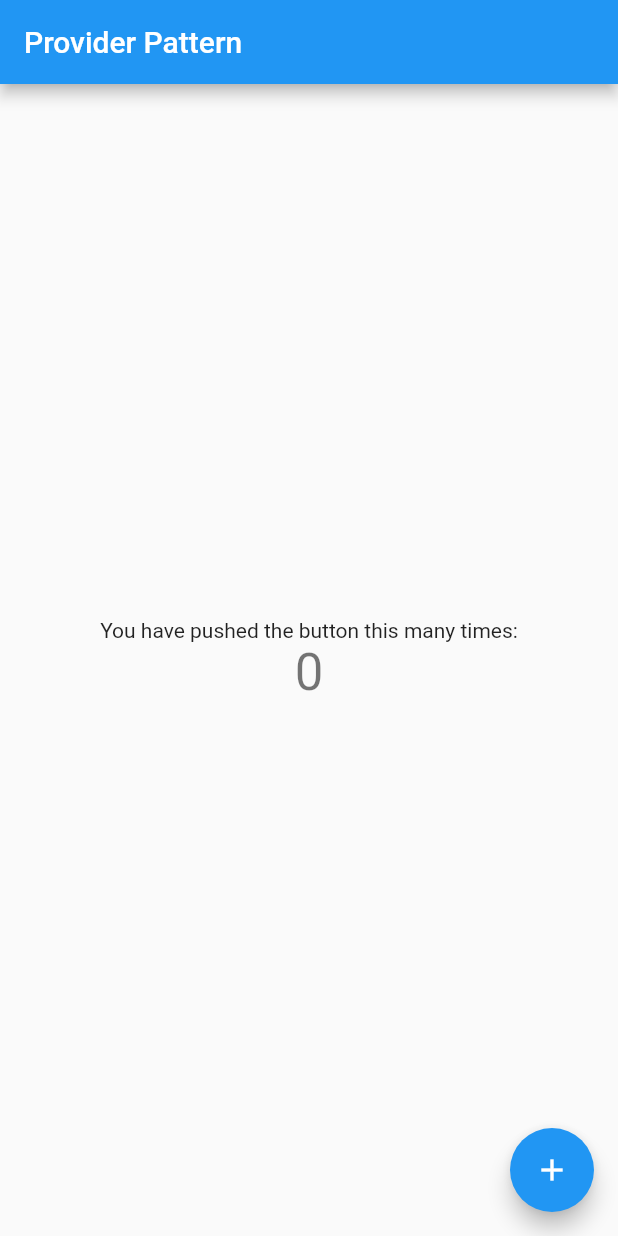
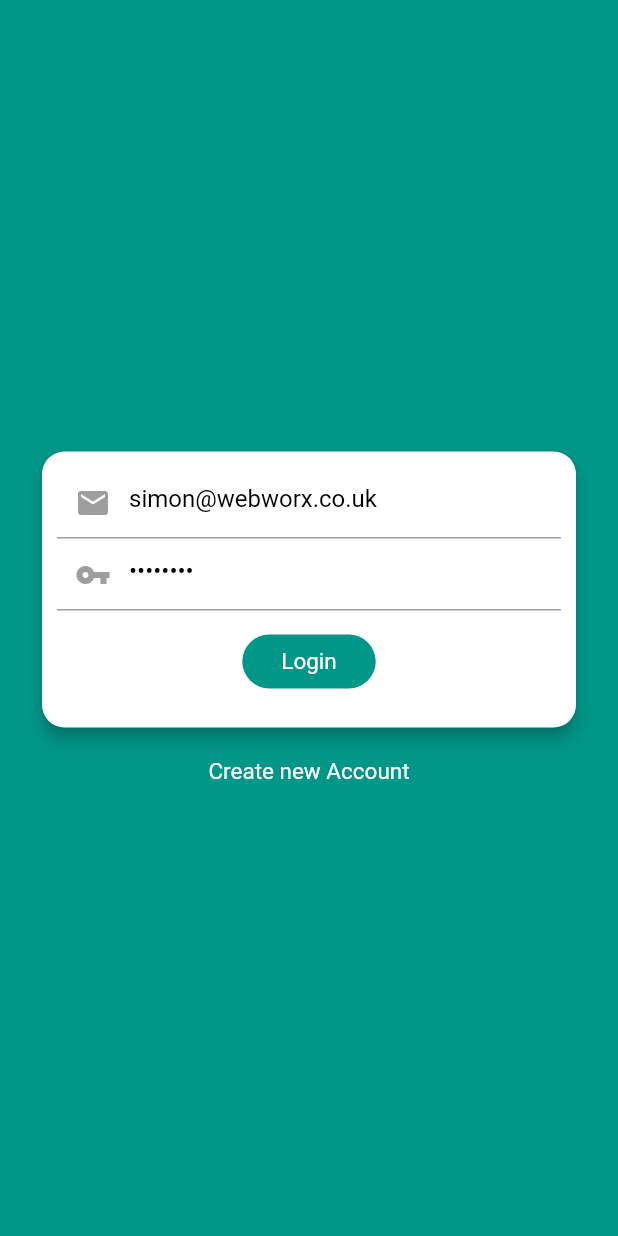
Before and after one commit to caketogo/seating_new, a Flutter app: the screen it shows after launch, on a phone screen of 412 x 824 dp. Run offline on Flutter 3.47's test engine with Material 2 defaults, Android fonts, the phone set to English and light mode, and no system bars; missing offline and left inert: json_traverse.

Commit message:
home and login

```diff
--- /dev/null
+++ b/lib/auth.dart
@@ -0,0 +1,9 @@
+import 'package:flutter/material.dart';
+
+class Auth extends ChangeNotifier {
+  var _user = 'simon';
+
+  String get getUser {
+    return _user;
+  }
+}
--- /dev/null
+++ b/lib/login.dart
@@ -0,0 +1,176 @@
+import 'dart:convert';
+import 'package:flutter/material.dart';
+import './api.dart';
+import './home.dart';
+
+class Login extends StatelessWidget {
+  @override
+  bool _isLoading = false;
+
+  final _formKey = GlobalKey<FormState>();
+  String email;
+  String password;
+  final _scaffoldKey = GlobalKey<ScaffoldState>();
+  _showMsg(msg) {
+    final snackBar = SnackBar(
+      content: Text(msg),
+      action: SnackBarAction(
+        label: 'Close',
+        onPressed: () {
+          // Some code to undo the change!
+        },
+      ),
+    );
+    _scaffoldKey.currentState.showSnackBar(snackBar);
+  }
+
+  @override
+  Widget build(BuildContext context) {
+    // Build a Form widget using the _formKey created above.
+    return Scaffold(
+      key: _scaffoldKey,
+      body: Container(
+        color: Colors.teal,
+        child: Stack(
+          children: <Widget>[
+            Positioned(
+              child: Padding(
+                padding: const EdgeInsets.all(8.0),
+                child: Column(
+                  mainAxisAlignment: MainAxisAlignment.center,
+                  children: <Widget>[
+                    Card(
+                      elevation: 4.0,
+                      color: Colors.white,
+                      margin: EdgeInsets.only(left: 20, right: 20),
+                      shape: RoundedRectangleBorder(
+                          borderRadius: BorderRadius.circular(15)),
+                      child: Padding(
+                        padding: const EdgeInsets.all(10.0),
+                        child: Form(
+                          key: _formKey,
+                          child: Column(
+                            mainAxisAlignment: MainAxisAlignment.center,
+                            children: <Widget>[
+                              TextFormField(
+                                style: TextStyle(color: Color(0xFF000000)),
+                                cursorColor: Color(0xFF9b9b9b),
+                                keyboardType: TextInputType.text,
+                                initialValue: 'simon@webworx.co.uk',
+                                decoration: InputDecoration(
+                                  prefixIcon: Icon(
+                                    Icons.email,
+                                    color: Colors.grey,
+                                  ),
+                                  hintText: "Email",
+                                  hintStyle: TextStyle(
+                                      color: Color(0xFF9b9b9b),
+                                      fontSize: 15,
+                                      fontWeight: FontWeight.normal),
+                                ),
+                                validator: (emailValue) {
+                                  if (emailValue.isEmpty) {
+                                    return 'Please enter email';
+                                  }
+                                  email = emailValue;
+                                  return null;
+                                },
+                              ),
+                              TextFormField(
+                                style: TextStyle(color: Color(0xFF000000)),
+                                cursorColor: Color(0xFF9b9b9b),
+                                keyboardType: TextInputType.text,
+                                obscureText: true,
+                                initialValue: 'simon123',
+                                decoration: InputDecoration(
+                                  prefixIcon: Icon(
+                                    Icons.vpn_key,
+                                    color: Colors.grey,
+                                  ),
+                                  hintText: "Password",
+                                  hintStyle: TextStyle(
+                                      color: Color(0xFF9b9b9b),
+                                      fontSize: 15,
+                                      fontWeight: FontWeight.normal),
+                                ),
+                                validator: (passwordValue) {
+                                  if (passwordValue.isEmpty) {
+                                    return 'Please enter some text';
+                                  }
+                                  password = passwordValue;
+                                  return null;
+                                },
+                              ),
+                              Padding(
+                                padding: const EdgeInsets.all(10.0),
+                                child: FlatButton(
+                                  child: Padding(
+                                    padding: EdgeInsets.only(
+                                        top: 8, bottom: 8, left: 10, right: 10),
+                                    child: Text(
+                                      _isLoading ? 'Proccessing...' : 'Login',
+                                      textDirection: TextDirection.ltr,
+                                      style: TextStyle(
+                                        color: Colors.white,
+                                        fontSize: 15.0,
+                                        decoration: TextDecoration.none,
+                                        fontWeight: FontWeight.normal,
+                                      ),
+                                    ),
+                                  ),
+                                  color: Colors.teal,
+                                  disabledColor: Colors.grey,
+                                  shape: new RoundedRectangleBorder(
+                                      borderRadius:
+                                          new BorderRadius.circular(20.0)),
+                                  onPressed: () {
+                                    if (_formKey.currentState.validate()) {
+                                      Navigator.push(
+                                          context,
+                                          new MaterialPageRoute(
+                                              builder: (context) => Home()));
+                                    }
+                                  },
+                                ),
+                              ),
+                            ],
+                          ),
+                        ),
+                      ),
+                    ),
+                    Padding(
+                      padding: const EdgeInsets.only(top: 20),
+                      child: InkWell(
+                        onTap: () {
+                          Navigator.push(
+                              context,
+                              new MaterialPageRoute(
+                                  builder: (context) => Home()));
+                        },
+                        child: Text(
+                          'Create new Account',
+                          style: TextStyle(
+                            color: Colors.white,
+                            fontSize: 15.0,
+                            decoration: TextDecoration.none,
+                            fontWeight: FontWeight.normal,
+                          ),
+                        ),
+                      ),
+                    ),
+                  ],
+                ),
+              ),
+            )
+          ],
+        ),
+      ),
+    );
+  }
+
+  void _login() async {
+    var data = {'email': email, 'password': password};
+
+    var result = await Network().login(data);
+  }
+}
--- a/lib/main.dart
+++ b/lib/main.dart
@@ -1,6 +1,9 @@
 import 'package:flutter/material.dart';
 import 'package:provider/provider.dart';
 import './counter.dart';
+import './auth.dart';
+import './login.dart';
+import './home.dart';
 
 void main() {
   runApp(MyApp());
@@ -14,15 +17,36 @@ class MyApp extends StatelessWidget {
         ChangeNotifierProvider.value(
           value: Counter(),
         ),
+        ChangeNotifierProvider.value(
+          value: Auth(),
+        ),
       ],
       child: MaterialApp(
-        title: 'Flutter Demo',
+        title: 'Flutter Demoee',
         theme: ThemeData(
           primarySwatch: Colors.blue,
           visualDensity: VisualDensity.adaptivePlatformDensity,
         ),
-        home: MyHomePage(title: "Provider Pattern"),
+        //home: MyHomePage(title: "Seating Planner1"),
+        home: CheckAuth(),
       ),
+    );
+  }
+}
+
+class CheckAuth extends StatelessWidget {
+  @override
+  Widget build(BuildContext context) {
+    bool isAuth = false;
+
+    Widget child;
+    if (isAuth) {
+      // child = Home();
+    } else {
+      child = Login();
+    }
+    return Scaffold(
+      body: child,
     );
   }
 }
@@ -30,6 +54,7 @@ class MyApp extends StatelessWidget {
 class MyHomePage extends StatelessWidget {
   int _counter = 0;
   final String title;
+
   MyHomePage({this.title});
 
   void _incrementCounter(BuildContext context) {
@@ -39,6 +64,7 @@ class MyHomePage extends StatelessWidget {
   @override
   Widget build(BuildContext context) {
     var counter = Provider.of<Counter>(context).getCounter;
+    var username = Provider.of<Auth>(context).getUser;
 
     return Scaffold(
       appBar: AppBar(
@@ -52,7 +78,7 @@ class MyHomePage extends StatelessWidget {
               'You have pushed the button this many times:',
             ),
             Text(
-              '$counter',
+              '$username now pessed $counter times',
               style: Theme.of(context).textTheme.headline4,
             ),
           ],
--- a/pubspec.yaml
+++ b/pubspec.yaml
@@ -24,7 +24,8 @@ dependencies:
   flutter:
     sdk: flutter
   provider: ^4.1.2
-
+  http: ^0.12.2
+  json_traverse: ^0.1.0
   # The following adds the Cupertino Icons font to your application.
   # Use with the CupertinoIcons class for iOS style icons.
   cupertino_icons: ^1.0.0
```
Also changed, not shown: lib/api.dart (added, +53 -0 lines), lib/home.dart (added, +48 -0 lines), pubspec.lock.
